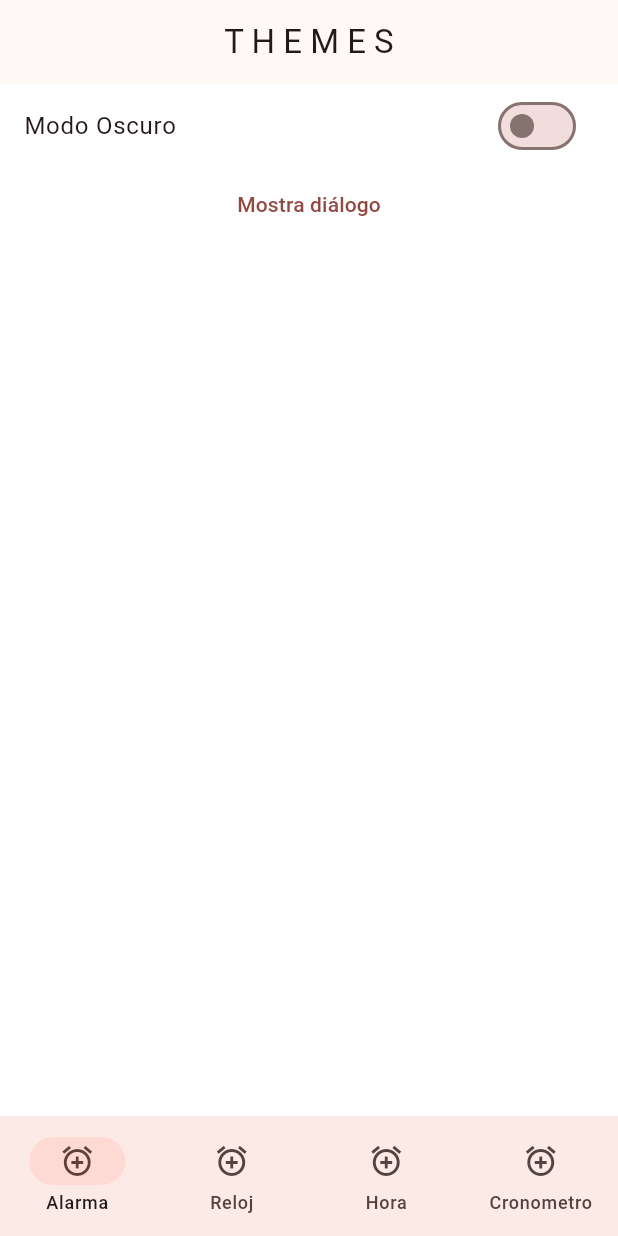
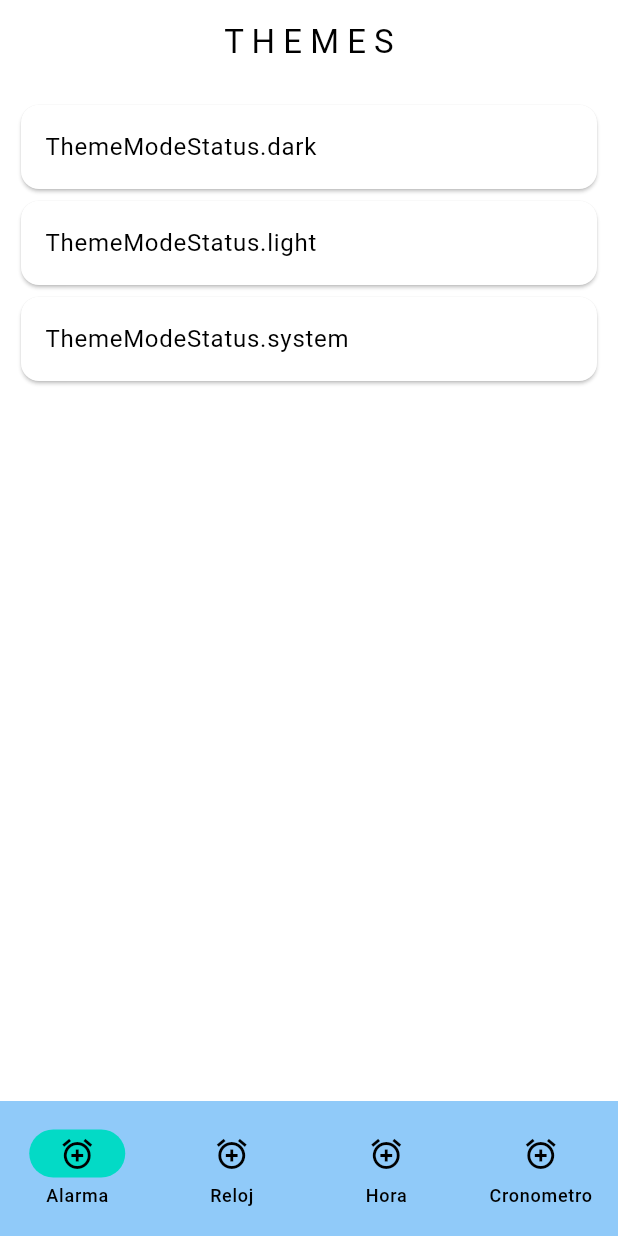
Before and after one commit to samjaredvscode/theme_flutter, a Flutter app: the screen it shows after launch, on a phone screen of 412 x 824 dp. Run offline on Flutter 3.47's test engine with Material 2 defaults, Android fonts, the phone set to English and light mode, and no system bars; our stand-ins replace bloc, equatable, flutter_bloc.

Commit message:
change in the bloc theme

```diff
--- a/lib/app/app.dart
+++ b/lib/app/app.dart
@@ -3,6 +3,7 @@ import 'package:flutter/services.dart';
 import 'package:flutter_bloc/flutter_bloc.dart';
 import 'package:theme_flutter/theme/theme.dart';
 import 'package:theme_flutter/theme/theme_bloc/theme_bloc.dart';
+import 'package:theme_flutter/theme/theme_mode.dart';
 
 class MyApp extends StatelessWidget {
   const MyApp({Key? key}) : super(key: key);
@@ -23,10 +24,11 @@ class AppView extends StatelessWidget {
 
   @override
   Widget build(BuildContext context) {
-    final themeData = context.select((ThemeBloc themeBloc) => themeBloc.state);
+    final themeModeData =
+        context.select((ThemeBloc themeBloc) => themeBloc.state);
     return MaterialApp(
       debugShowCheckedModeBanner: false,
-      themeMode: themeData ? ThemeMode.dark : ThemeMode.light,
+      themeMode: themeModeData.themeModeState,
       theme: AppTheme.appThemeData[AppThemeStatus.light],
       darkTheme: AppTheme.appThemeData[AppThemeStatus.dark],
       home: const PresentationPage(),
@@ -41,42 +43,46 @@ class PresentationPage extends StatelessWidget {
 
   @override
   Widget build(BuildContext context) {
-    return BlocBuilder<ThemeBloc, bool>(
+    return BlocBuilder<ThemeBloc, ThemeState>(
       builder: (context, state) {
         return AnnotatedRegion<SystemUiOverlayStyle>(
           value: SystemUiOverlayStyle(
-            systemNavigationBarColor: state ? Colors.black : Colors.white,
+            systemNavigationBarColor:
+                Theme.of(context).bottomNavigationBarTheme.backgroundColor,
           ),
           child: Scaffold(
             appBar: AppBar(
               title: const Text('T H E M E S'),
               centerTitle: true,
               systemOverlayStyle: SystemUiOverlayStyle(
+                statusBarIconBrightness:
+                    state.isDark ? Brightness.light : Brightness.dark,
                 statusBarColor: Colors.transparent,
-                statusBarIconBrightness:
-                    state ? Brightness.light : Brightness.dark,
               ),
             ),
-            body: Center(
-              child: Column(
-                children: [
-                  SwitchListTile.adaptive(
-                    value: state,
-                    title: const Text('Modo Oscuro'),
-                    onChanged: (changedTheme) {
-                      context
-                          .read<ThemeBloc>()
-                          .add(ThemeChangedEvent(themeStatus: changedTheme));
+            body: ListView.builder(
+              padding: const EdgeInsets.all(10),
+              itemCount: ThemeModeStatus.values.length,
+              itemBuilder: (context, index) {
+                final itemThemeModeStatus = ThemeModeStatus.values[index];
+                return Card(
+                  child: ListTile(
+                    title: Text('$itemThemeModeStatus'),
+                    onTap: () {
+                      context.read<ThemeBloc>().add(
+                          ThemeChangedEvent(themeModeApp: itemThemeModeStatus));
                     },
                   ),
-                  TextButton(
-                    onPressed: () {},
-                    child: const Text('Mostra diálogo'),
-                  )
-                ],
+                );
+              },
             ),
+            bottomNavigationBar: NavigationBarTheme(
+              data: NavigationBarThemeData(
+                backgroundColor:
+                    Theme.of(context).bottomNavigationBarTheme.backgroundColor,
+                height: 90,
               ),
-            bottomNavigationBar: NavigationBar(
+              child: NavigationBar(
                 destinations: const [
                   NavigationDestination(
                     icon: Icon(Icons.alarm_add),
@@ -97,6 +103,7 @@ class PresentationPage extends StatelessWidget {
                 ],
               ),
             ),
+          ),
         );
       },
     );
--- a/lib/theme/theme.dart
+++ b/lib/theme/theme.dart
@@ -1,23 +1,25 @@
 import 'package:flutter/material.dart';
 
-enum AppThemeStatus {
-  dark,
-  light,
-}
+enum AppThemeStatus { dark, light }
 
 class AppTheme {
   static final appThemeData = {
     AppThemeStatus.light: ThemeData(
       scaffoldBackgroundColor: Colors.white,
-      colorSchemeSeed: Colors.red,
+      colorScheme: const ColorScheme.light(),
       useMaterial3: true,
-      brightness: Brightness.light,
+      bottomNavigationBarTheme: BottomNavigationBarThemeData(
+        backgroundColor: Colors.blue[200],
+      ),
     ),
     AppThemeStatus.dark: ThemeData(
       scaffoldBackgroundColor: Colors.black,
-      colorSchemeSeed: Colors.red[600],
-      brightness: Brightness.dark,
+      colorScheme: const ColorScheme.dark(),
       useMaterial3: true,
-    )
+      bottomNavigationBarTheme: BottomNavigationBarThemeData(
+        backgroundColor: Colors.blue[600],
+        selectedIconTheme: const IconThemeData(color: Colors.red),
+      ),
+    ),
   };
 }
--- a/lib/theme/theme_bloc/theme_bloc.dart
+++ b/lib/theme/theme_bloc/theme_bloc.dart
@@ -1,12 +1,16 @@
 import 'package:bloc/bloc.dart';
 import 'package:equatable/equatable.dart';
+import 'package:flutter/material.dart';
+import 'package:theme_flutter/theme/theme_mode.dart';
 
 part 'theme_event.dart';
+part 'theme_state.dart';
 
-class ThemeBloc extends Bloc<ThemeEvent, bool> {
-  ThemeBloc() : super(false) {
+class ThemeBloc extends Bloc<ThemeEvent, ThemeState> {
+  ThemeBloc() : super(const ThemeState()) {
     on<ThemeChangedEvent>((event, emit) {
-      emit(event.themeStatus);
+      emit(ThemeState(
+          themeModeState: ThemeModeApp.themeModeApp[event.themeModeApp]));
     });
   }
 }
--- a/lib/theme/theme_bloc/theme_event.dart
+++ b/lib/theme/theme_bloc/theme_event.dart
@@ -9,11 +9,11 @@ abstract class ThemeEvent extends Equatable {
 
 class ThemeChangedEvent extends ThemeEvent {
   const ThemeChangedEvent({
-    required this.themeStatus,
+    required this.themeModeApp,
   });
 
-  final bool themeStatus;
+  final ThemeModeStatus themeModeApp;
 
   @override
-  List<Object> get props => [themeStatus];
+  List<Object> get props => [themeModeApp];
 }
--- /dev/null
+++ b/lib/theme/theme_bloc/theme_state.dart
@@ -0,0 +1,19 @@
+part of 'theme_bloc.dart';
+
+class ThemeState extends Equatable {
+  const ThemeState({
+    this.themeModeState = ThemeMode.system,
+  });
+
+  final ThemeMode? themeModeState;
+
+  static const mode = ThemeState(themeModeState: ThemeMode.system);
+
+  bool get isDark => this == const ThemeState(themeModeState: ThemeMode.dark);
+  bool get isLight => this == const ThemeState(themeModeState: ThemeMode.light);
+  bool get isSystem =>
+      this == const ThemeState(themeModeState: ThemeMode.system);
+
+  @override
+  List<Object?> get props => [themeModeState];
+}
--- /dev/null
+++ b/lib/theme/theme_mode.dart
@@ -0,0 +1,15 @@
+import 'package:flutter/material.dart';
+
+enum ThemeModeStatus {
+  dark,
+  light,
+  system,
+}
+
+class ThemeModeApp {
+  static final themeModeApp = {
+    ThemeModeStatus.dark: ThemeMode.dark,
+    ThemeModeStatus.light: ThemeMode.light,
+    ThemeModeStatus.system: ThemeMode.system,
+  };
+}
--- a/pubspec.yaml
+++ b/pubspec.yaml
@@ -38,6 +38,7 @@ dependencies:
   bloc: ^8.0.3
   equatable: ^2.0.3
   meta: ^1.7.0
+  shared_preferences: ^2.0.15
 
 dev_dependencies:
   flutter_test:
```
Also changed, not shown: pubspec.lock. Lines whose indentation alone changed are shown as unchanged.
